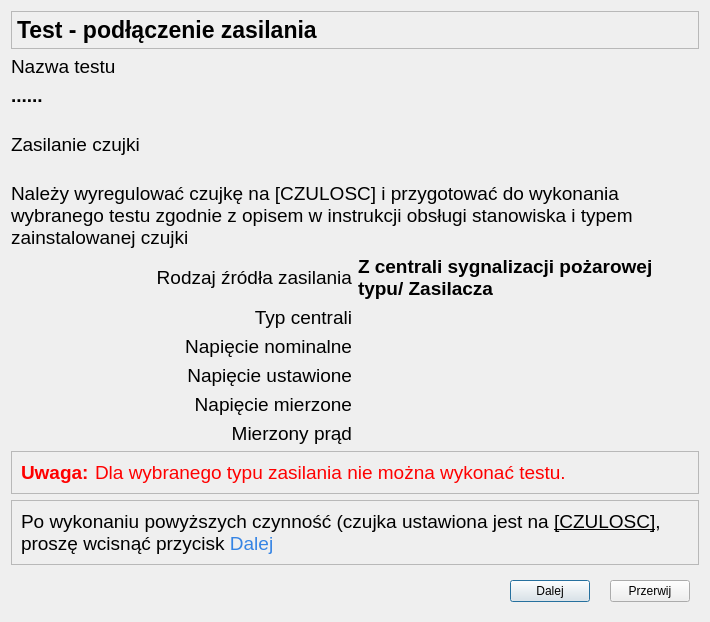
Old version of the form CzujkiLinioweApp/oknozasilaniaczujki.ui in the repository wiacekmarcin/CzujkiLiniowe.
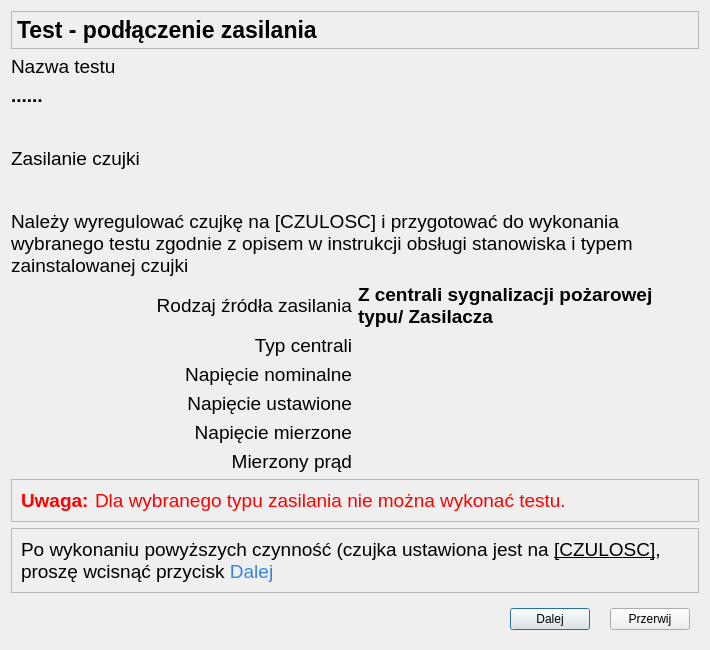
New version of the form. Icons and pictures are not drawn.

```diff
--- a/CzujkiLinioweApp/oknozasilaniaczujki.ui
+++ b/CzujkiLinioweApp/oknozasilaniaczujki.ui
@@ -7,9 +7,21 @@
     <x>0</x>
     <y>0</y>
     <width>710</width>
-    <height>622</height>
+    <height>650</height>
    </rect>
   </property>
+  <property name="minimumSize">
+   <size>
+    <width>710</width>
+    <height>650</height>
+   </size>
+  </property>
+  <property name="maximumSize">
+   <size>
+    <width>1920</width>
+    <height>1200</height>
+   </size>
+  </property>
   <property name="windowTitle">
    <string>Parametry Testu - zasilanie czujki</string>
   </property>
@@ -19,6 +31,7 @@
      <property name="font">
       <font>
        <pointsize>14</pointsize>
+       <weight>75</weight>
        <bold>true</bold>
       </font>
      </property>
@@ -183,6 +196,7 @@
         <property name="font">
          <font>
           <pointsize>14</pointsize>
+          <weight>75</weight>
           <bold>true</bold>
          </font>
         </property>
@@ -285,6 +299,7 @@
      <property name="font">
       <font>
        <pointsize>14</pointsize>
+       <weight>75</weight>
        <bold>true</bold>
       </font>
      </property>
@@ -298,6 +313,7 @@
      <property name="font">
       <font>
        <pointsize>14</pointsize>
+       <weight>75</weight>
        <bold>true</bold>
       </font>
      </property>
@@ -311,6 +327,7 @@
      <property name="font">
       <font>
        <pointsize>14</pointsize>
+       <weight>75</weight>
        <bold>true</bold>
       </font>
      </property>
@@ -399,6 +416,7 @@
      <property name="font">
       <font>
        <pointsize>14</pointsize>
+       <weight>75</weight>
        <bold>true</bold>
       </font>
      </property>
@@ -440,6 +458,7 @@
      <property name="font">
       <font>
        <pointsize>14</pointsize>
+       <weight>75</weight>
        <bold>true</bold>
       </font>
      </property>
```
Left out of the diff: 2 changed lines with no effect on the pictures.
